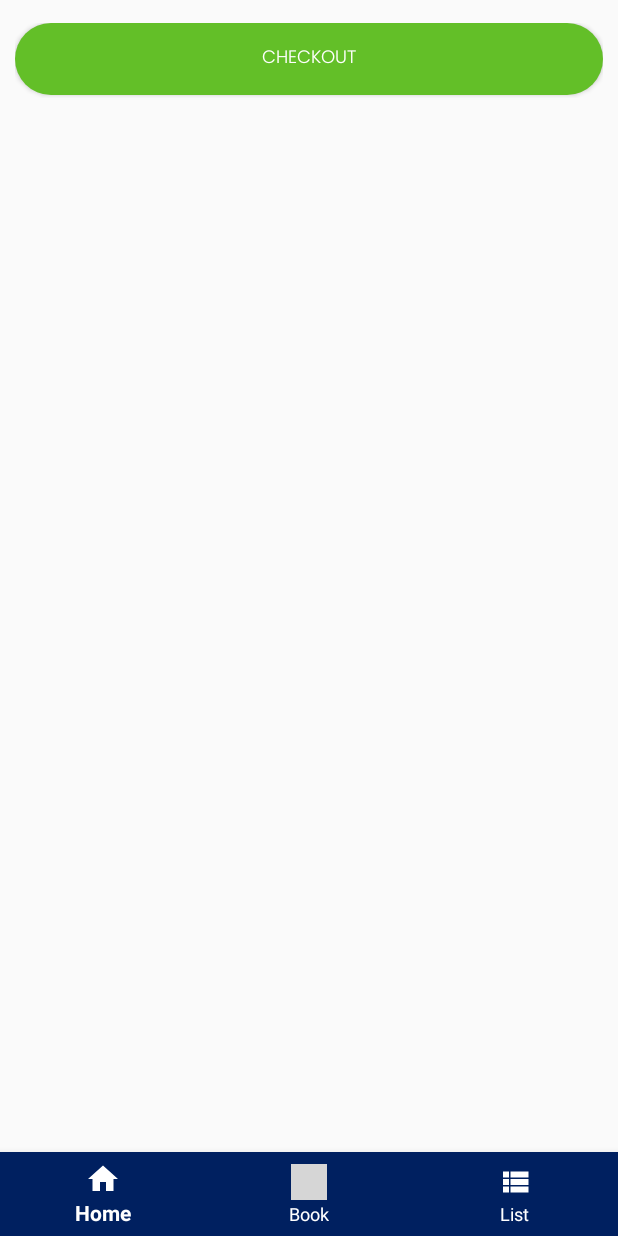
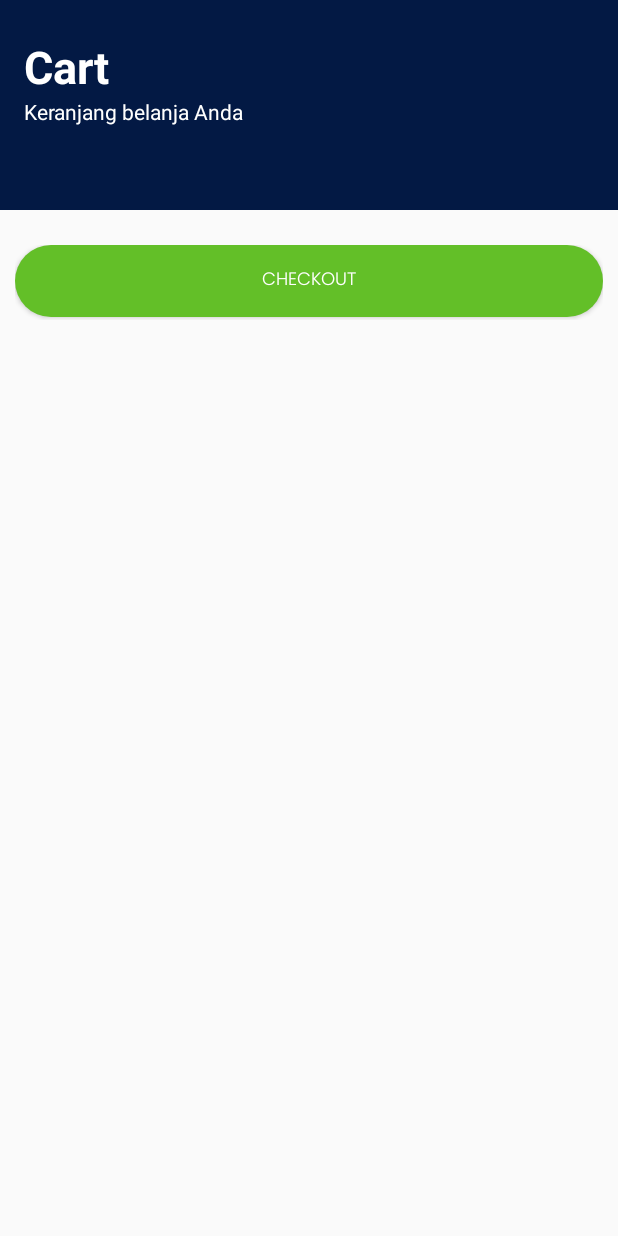
Before and after one commit to anandadwi45/TokoBukuBuka, an Android app: the fragment CartFragment placed in its activity, on a phone screen of 412 x 824 dp. Run offline under Robolectric (Android 15) with nearby library versions, the phone set to English and light mode, and no system bars; our stand-ins replace Room's generated code, Volley; network calls fail; pictures from the network do not load; grey boxes are pictures that could not be loaded.

Commit message:
List Buku

```diff
--- a/app/src/main/java/com/adp/tokobukubuka/Server.java
+++ b/app/src/main/java/com/adp/tokobukubuka/Server.java
@@ -1,5 +1,6 @@
 package com.adp.tokobukubuka;
 
 public class Server {
-    public static final String URL = "https://tokobukuapp.azurewebsites.net/";
+    public static final String URL = "https://tokobukubuka.000webhostapp.com/";
+//    public static final String URL = "https://tokobukuapp.azurewebsites.net/";
 }
--- a/app/src/main/res/layout/activity_register.xml
+++ b/app/src/main/res/layout/activity_register.xml
@@ -239,11 +239,12 @@
                 android:layout_width="match_parent"
                 android:layout_height="30dp"
                 android:layout_marginTop="10dp"
+                android:gravity="center"
                 android:orientation="horizontal">
 
                 <TextView
                     android:id="@+id/textCreateAccount"
-                    android:layout_width="190dp"
+                    android:layout_width="wrap_content"
                     android:layout_height="wrap_content"
                     android:layout_marginLeft="5dp"
                     android:fontFamily="@font/poppins"
--- a/app/src/main/res/layout/fragment_cart.xml
+++ b/app/src/main/res/layout/fragment_cart.xml
@@ -1,5 +1,5 @@
 <?xml version="1.0" encoding="utf-8"?>
-<RelativeLayout xmlns:android="http://schemas.android.com/apk/res/android"
+<android.support.constraint.ConstraintLayout xmlns:android="http://schemas.android.com/apk/res/android"
     xmlns:app="http://schemas.android.com/apk/res-auto"
     xmlns:tools="http://schemas.android.com/tools"
     android:id="@+id/container"
@@ -8,30 +8,57 @@
     tools:context=".CartFragment"
     style="@style/AppTheme.NoActionBar">
 
-    <android.support.v7.widget.Toolbar
-        android:id="@+id/tugas_counter_toolbar"
+
+    <android.support.v7.widget.CardView
+        android:id="@+id/cardView2"
+        android:layout_width="match_parent"
+        android:layout_height="140dp"
+        app:cardBackgroundColor="@color/colorPrimaryDark"
+        app:cardCornerRadius="0dp"
+        app:cardElevation="0dp"
+        app:layout_constraintEnd_toEndOf="parent"
+        app:layout_constraintStart_toStartOf="parent"
+        app:layout_constraintTop_toTopOf="parent" >
+
+        <android.support.constraint.ConstraintLayout
+            android:layout_width="match_parent"
+            android:layout_height="match_parent">
+
+            <TextView
+                android:id="@+id/textView3"
                 android:layout_width="match_parent"
                 android:layout_height="wrap_content"
-        android:theme="@style/AppTheme.NoActionBar"
-        tools:ignore="MissingConstraints">
-    </android.support.v7.widget.Toolbar>
+                android:layout_marginStart="16dp"
+                android:layout_marginTop="24dp"
+                android:text="Cart"
+                android:textColor="@color/colorPrimaryText"
+                android:textSize="30sp"
+                android:textStyle="bold"
+                app:layout_constraintEnd_toEndOf="parent"
+                app:layout_constraintStart_toStartOf="parent"
+                app:layout_constraintTop_toTopOf="parent" />
 
-    <android.support.design.widget.BottomNavigationView
-        android:id="@+id/bottom_navigation"
+            <TextView
+                android:id="@+id/textView4"
                 android:layout_width="match_parent"
                 android:layout_height="wrap_content"
-        android:layout_alignParentBottom="true"
-        app:menu="@menu/bottom_nav_menu"
-        app:itemBackground="@color/colorPrimary"
-        app:itemIconTint="@android:color/white"
-        app:itemTextColor="@android:color/white" />
+                android:layout_marginStart="16dp"
+                android:text="Keranjang belanja Anda"
+                android:textColor="@color/colorPrimaryText"
+                app:layout_constraintEnd_toEndOf="parent"
+                app:layout_constraintStart_toStartOf="parent"
+                app:layout_constraintTop_toBottomOf="@id/textView3" />
 
+        </android.support.constraint.ConstraintLayout>
+    </android.support.v7.widget.CardView>
 
     <ScrollView
         android:layout_width="match_parent"
-        android:layout_height="match_parent"
-        tools:layout_editor_absoluteX="0dp"
-        tools:layout_editor_absoluteY="0dp">
+        android:layout_height="wrap_content"
+        android:layout_marginTop="8dp"
+        app:layout_constraintTop_toBottomOf="@+id/cardView2"
+        tools:layout_editor_absoluteX="0dp">
+
         <LinearLayout
             android:layout_width="match_parent"
             android:layout_height="1000dp"
@@ -50,31 +77,31 @@
                 android:id="@+id/rv_list_cart"
                 android:layout_width="match_parent"
                 android:layout_height="match_parent"
-                android:layout_marginBottom="10dp"/>
+                android:layout_marginBottom="10dp" />
+
             <LinearLayout
                 android:layout_width="match_parent"
                 android:layout_height="50dp"
+                android:layout_marginLeft="10dp"
                 android:layout_marginTop="5dp"
                 android:layout_marginRight="10dp"
-                android:layout_marginLeft="10dp"
                 android:orientation="horizontal">
+
                 <Button
                     android:id="@+id/checkout"
                     android:layout_width="match_parent"
                     android:layout_height="48dp"
+                    android:background="@drawable/shapping_button2"
                     android:fontFamily="@font/poppins_light"
                     android:text="Checkout"
-                    android:background="@drawable/shapping_button2"
                     android:textColor="@color/colorWhite"
-                    android:textSize="12sp">
-                </Button>
+                    android:textSize="12sp"></Button>
 
             </LinearLayout>
-
 
 
         </LinearLayout>
     </ScrollView>
 
 
-</RelativeLayout>
+</android.support.constraint.ConstraintLayout>
```
Lines whose indentation alone changed are shown as unchanged.
